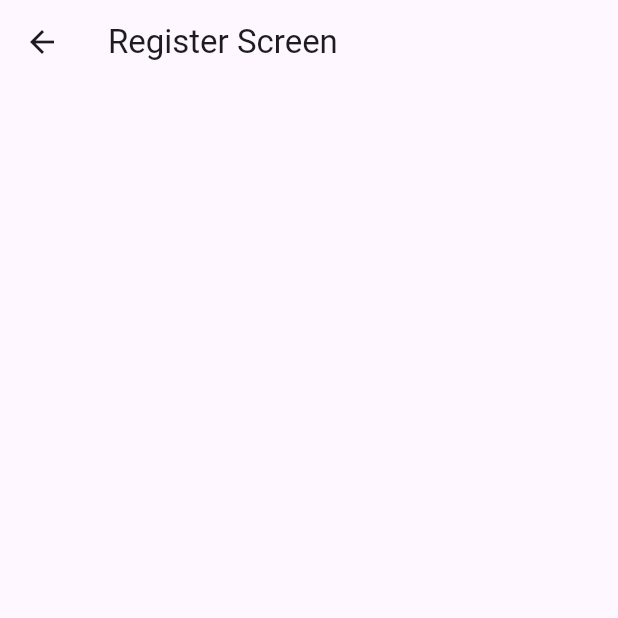
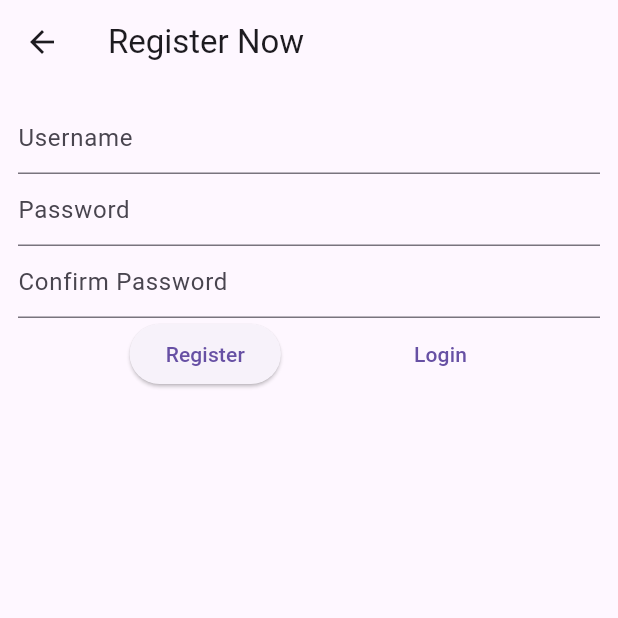
Before and after one commit to carbon-ahs/django_flutter_ecom, a Flutter app: the RegisterScreen screen opened by its route, on a phone screen of 412 x 824 dp, the top half of it. Run offline on Flutter 3.47's test engine with Material 3 defaults, Android fonts, the phone set to English and light mode, and no system bars.

Commit message:
register ui done

```diff
--- a/app/lib/screens/register_screen.dart
+++ b/app/lib/screens/register_screen.dart
@@ -1,4 +1,6 @@
 import 'package:flutter/material.dart';
+
+import 'login_screen.dart';
 
 class RegisterScreen extends StatefulWidget {
   static const routeName = '/register-screen';
@@ -9,12 +11,135 @@ class RegisterScreen extends StatefulWidget {
 }
 
 class _RegisterScreenState extends State<RegisterScreen> {
+  String _username = '';
+  String _password = '';
+  String _confirmedPassword = '';
+  final _form = GlobalKey<FormState>();
   @override
   Widget build(BuildContext context) {
     return Scaffold(
       appBar: AppBar(
-        title: const Text('Register Screen'),
+        title: Text("Register Now"),
+      ),
+      body: Padding(
+        padding: EdgeInsets.all(12),
+        child: SingleChildScrollView(
+          child: Form(
+            key: _form,
+            child: Column(
+              children: [
+                TextFormField(
+                  validator: (v) {
+                    if (v!.isEmpty) {
+                      return 'Enter Your Username';
+                    }
+                    return null;
+                  },
+                  decoration: InputDecoration(
+                    hintText: "Username",
+                  ),
+                  onSaved: (v) {
+                    _username = v!;
+                  },
+                ),
+                TextFormField(
+                  validator: (v) {
+                    if (v!.isEmpty) {
+                      return 'Enter Your password';
+                    }
+                    return null;
+                  },
+                  decoration: InputDecoration(
+                    hintText: "Password",
+                  ),
+                  onChanged: (value) {
+                    setState(() {
+                      _confirmedPassword = value;
+                    });
+                  },
+                  onSaved: (v) {
+                    _password = v!;
+                  },
+                  obscureText: true,
+                  autocorrect: false,
+                  enableSuggestions: false,
+                ),
+                TextFormField(
+                  validator: (value) {
+                    if (value!.isEmpty) {
+                      return 'Enter Your Password';
+                    }
+                    if (value != _confirmedPassword) {
+                      return 'Password does not match';
+                    }
+                    return null;
+                  },
+                  decoration: InputDecoration(
+                    hintText: "Confirm Password",
+                  ),
+                  onSaved: (v) {
+                    _confirmedPassword = v!;
+                  },
+                  obscureText: true,
+                  autocorrect: false,
+                  enableSuggestions: false,
+                ),
+                Row(
+                  mainAxisAlignment: MainAxisAlignment.spaceEvenly,
+                  children: [
+                    ElevatedButton(
+                      onPressed: () {
+                        _registerButtonPressed();
+                      },
+                      child: Text("Register"),
+                    ),
+                    TextButton(
+                      onPressed: () {
+                        Navigator.of(context)
+                            .pushReplacementNamed(LoginScreen.routeName);
+                      },
+                      child: Text("Login"),
+                    )
+                  ],
+                )
+              ],
+            ),
+          ),
+        ),
       ),
     );
   }
+
+  void _registerButtonPressed() async {
+    var isValid = _form.currentState!.validate();
+    if (!isValid) {
+      return;
+    }
+    _form.currentState!.save();
+    print(_username);
+    print(_password);
+    // bool istoken = await Provider.of<UserState>(
+    //   context,
+    //   listen: false,
+    // ).loginNow(_username, _password);
+    // if (istoken) {
+    //   Navigator.of(context).pushReplacementNamed(HomeScreens.routeName);
+    // } else {
+    //   showDialog(
+    //       context: context,
+    //       builder: (context) {
+    //         return AlertDialog(
+    //           title: Text("Something is wrong.Try Again"),
+    //           actions: [
+    //             RaisedButton(
+    //               onPressed: () {
+    //                 Navigator.of(context).pop();
+    //               },
+    //               child: Text("OK"),
+    //             )
+    //           ],
+    //         );
+    //       });
+    // }
+  }
 }
```
Also changed, not shown: app/lib/screens/login_screen.dart (+35 -33 lines), 1 other file.
